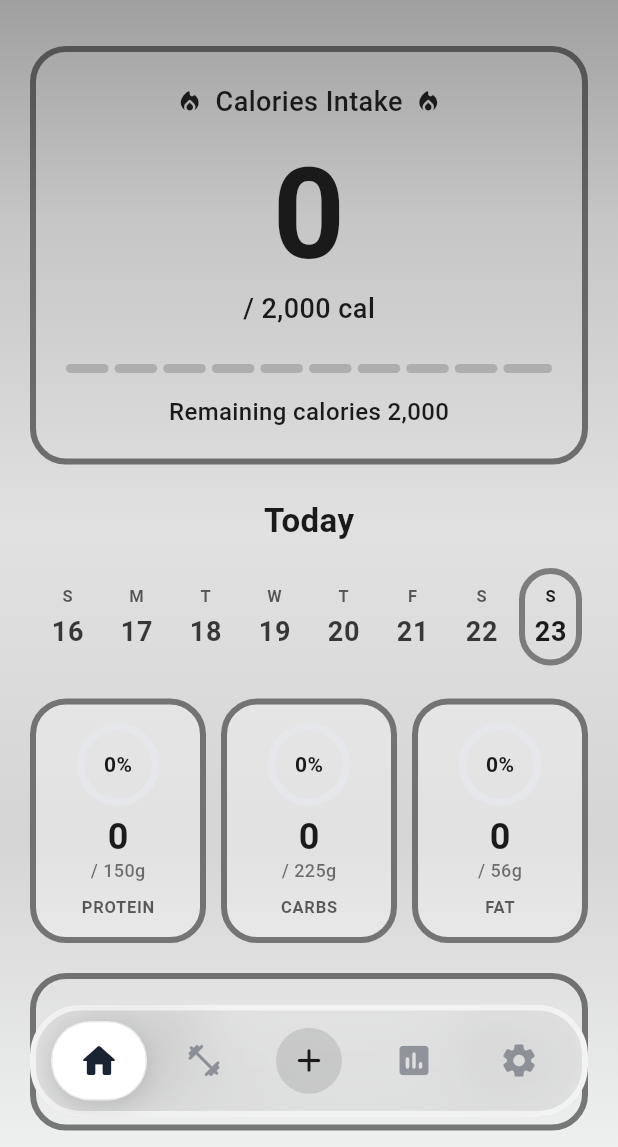
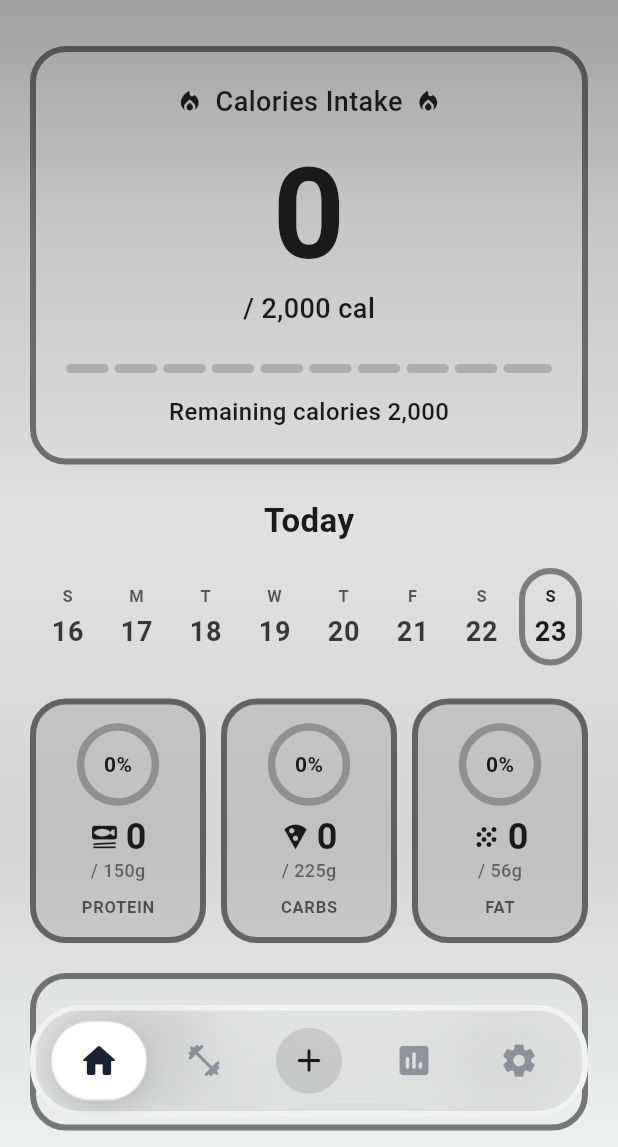
Before and after one commit to siho1117/food_cal, a Flutter app: the screen it shows after launch, on a phone screen of 412 x 824 dp, the part 89-1236 px from its top. Run offline on Flutter 3.47's test engine with Material 3 defaults, Android fonts, the phone set to English and light mode, and no system bars; our stand-ins replace fl_chart, flutter_dotenv, flutter_image_compress, flutter_slidable, image_gallery_saver, image_picker and 4 more; accounts and stored records are empty.

Commit message:
Your commit message here

```diff
--- a/lib/l10n/app_en.arb
+++ b/lib/l10n/app_en.arb
@@ -6,6 +6,11 @@
   "cal": "cal",
   "remainingCalories": "Remaining calories",
   "caloriesOver": "Calories over",
+
+  "@@ COMMENT": "MacronutrientWidget - Currently Active",
+  "protein": "Protein",
+  "carbs": "Carbs",
+  "fat": "Fat",
 
   "@@ COMMENT": "WeekNavigationWidget - NEW",
   "today": "Today",
--- a/lib/l10n/app_zh.arb
+++ b/lib/l10n/app_zh.arb
@@ -6,6 +6,11 @@
   "cal": "cal",
   "remainingCalories": "Remaining calories",
   "caloriesOver": "Calories over",
+
+  "@@ COMMENT": "MacronutrientWidget - Currently Active",
+  "protein": "Protein",
+  "carbs": "Carbs",
+  "fat": "Fat",
 
   "@@ COMMENT": "WeekNavigationWidget - NEW",
   "today": "Today",
--- a/lib/l10n/app_zh_CN.arb
+++ b/lib/l10n/app_zh_CN.arb
@@ -6,6 +6,11 @@
   "cal": "cal",
   "remainingCalories": "Remaining calories",
   "caloriesOver": "Calories over",
+
+  "@@ COMMENT": "MacronutrientWidget - Currently Active",
+  "protein": "Protein",
+  "carbs": "Carbs",
+  "fat": "Fat",
 
   "@@ COMMENT": "WeekNavigationWidget - NEW",
   "today": "Today",
--- a/lib/l10n/app_zh_TW.arb
+++ b/lib/l10n/app_zh_TW.arb
@@ -6,6 +6,11 @@
   "cal": "cal",
   "remainingCalories": "Remaining calories",
   "caloriesOver": "Calories over",
+
+  "@@ COMMENT": "MacronutrientWidget - Currently Active",
+  "protein": "Protein",
+  "carbs": "Carbs",
+  "fat": "Fat",
 
   "@@ COMMENT": "WeekNavigationWidget - NEW",
   "today": "Today",
--- a/lib/widgets/home/macronutrient_widget.dart
+++ b/lib/widgets/home/macronutrient_widget.dart
@@ -2,7 +2,9 @@
 import 'package:flutter/material.dart';
 import 'package:provider/provider.dart';
 import 'dart:math' as math;
+import '../../l10n/generated/app_localizations.dart';
 import '../../config/design_system/widget_theme.dart';
+import '../../config/design_system/accent_colors.dart';
 import '../../providers/home_provider.dart';
 import '../../providers/theme_provider.dart';
 
@@ -74,6 +76,10 @@ class _MacronutrientWidgetState extends State<MacronutrientWidget>
           AppWidgetTheme.cardBorderOpacity,
         );
 
+        final textColor = AppWidgetTheme.getTextColor(
+          themeProvider.selectedGradient,
+        );
+
         return AnimatedBuilder(
           animation: _animation,
           builder: (context, child) => Row(
@@ -81,12 +87,15 @@ class _MacronutrientWidgetState extends State<MacronutrientWidget>
               // Protein Card
               Expanded(
                 child: _buildMacroCard(
-                  name: 'Protein',
+                  context: context,
+                  name: AppLocalizations.of(context)!.protein,
                   current: consumed['protein']!,
                   target: target['protein']!.toDouble(),
                   progress: progress['protein']!,
-                  color: const Color(0xFFEF4444), // Red
+                  color: AccentColors.coral,
                   borderColor: borderColor,
+                  textColor: textColor,
+                  icon: Icons.set_meal,
                 ),
               ),
 
@@ -95,12 +104,15 @@ class _MacronutrientWidgetState extends State<MacronutrientWidget>
               // Carbs Card
               Expanded(
                 child: _buildMacroCard(
-                  name: 'Carbs',
+                  context: context,
+                  name: AppLocalizations.of(context)!.carbs,
                   current: consumed['carbs']!,
                   target: target['carbs']!.toDouble(),
                   progress: progress['carbs']!,
-                  color: const Color(0xFFF97316), // Orange
+                  color: AccentColors.brightGreen,
                   borderColor: borderColor,
+                  textColor: textColor,
+                  icon: Icons.local_pizza,
                 ),
               ),
 
@@ -109,12 +121,15 @@ class _MacronutrientWidgetState extends State<MacronutrientWidget>
               // Fat Card
               Expanded(
                 child: _buildMacroCard(
-                  name: 'Fat',
+                  context: context,
+                  name: AppLocalizations.of(context)!.fat,
                   current: consumed['fat']!,
                   target: target['fat']!.toDouble(),
                   progress: progress['fat']!,
-                  color: const Color(0xFF3B82F6), // Blue
+                  color: AccentColors.goldenYellow,
                   borderColor: borderColor,
+                  textColor: textColor,
+                  icon: Icons.grain_rounded,
                 ),
               ),
             ],
@@ -125,12 +140,15 @@ class _MacronutrientWidgetState extends State<MacronutrientWidget>
   }
 
   Widget _buildMacroCard({
+    required BuildContext context,
     required String name,
     required double current,
     required double target,
     required double progress,
     required Color color,
     required Color borderColor,
+    required Color textColor,
+    IconData? icon,
   }) {
     final animatedProgress = progress * _animation.value;
     final animatedCurrent = current * _animation.value;
@@ -146,14 +164,14 @@ class _MacronutrientWidgetState extends State<MacronutrientWidget>
       opacity: _animation.value,
       child: Container(
         decoration: BoxDecoration(
-          color: Colors.white.withValues(alpha: 0.3), // Transparent background
+          color: Colors.black.withValues(alpha: 0.1), // Subtle depth for readability
           borderRadius: BorderRadius.circular(AppWidgetTheme.cardBorderRadius),
           border: Border.all(
             color: borderColor,
             width: AppWidgetTheme.cardBorderWidth,
           ),
         ),
-        padding: const EdgeInsets.symmetric(horizontal: 10, vertical: 12), // Reduced from 16 to 12
+        padding: const EdgeInsets.symmetric(horizontal: 10, vertical: 12),
         child: Column(
           children: [
             // 1. Circular Progress with Percentage inside
@@ -168,6 +186,7 @@ class _MacronutrientWidgetState extends State<MacronutrientWidget>
                     painter: _CircularProgressPainter(
                       progress: animatedProgress,
                       color: color,
+                      backgroundColor: textColor.withValues(alpha: 0.3),
                     ),
                   ),
 
@@ -175,10 +194,11 @@ class _MacronutrientWidgetState extends State<MacronutrientWidget>
                   Center(
                     child: Text(
                       '$displayPercentage%',
-                      style: const TextStyle(
+                      style: TextStyle(
                         fontSize: 14,
                         fontWeight: FontWeight.w700,
-                        color: Color(0xFF1A1A1A), // Black text
+                        color: textColor,
+                        shadows: AppWidgetTheme.textShadows,
                       ),
                     ),
                   ),
@@ -186,41 +206,57 @@ class _MacronutrientWidgetState extends State<MacronutrientWidget>
               ),
             ),
 
-            const SizedBox(height: 8), // Reduced from 12 to 8
+            const SizedBox(height: 8),
 
-            // 2. Current Value (slightly smaller)
-            Text(
-              animatedCurrent.round().toString(),
-              style: const TextStyle(
-                fontSize: 24, // Reduced from 28 to 24
-                fontWeight: FontWeight.w700,
-                color: Color(0xFF1A1A1A), // Black text
-                height: 1.0,
-              ),
+            // 2. Current Value with Icon
+            Row(
+              mainAxisAlignment: MainAxisAlignment.center,
+              children: [
+                if (icon != null) ...[
+                  Icon(
+                    icon,
+                    size: 20,
+                    color: textColor,
+                  ),
+                  const SizedBox(width: 4),
+                ],
+                Text(
+                  animatedCurrent.round().toString(),
+                  style: TextStyle(
+                    fontSize: 24,
+                    fontWeight: FontWeight.w700,
+                    color: textColor,
+                    height: 1.0,
+                    shadows: AppWidgetTheme.textShadows,
+                  ),
+                ),
+              ],
             ),
 
-            const SizedBox(height: 2), // Reduced from 4 to 2
+            const SizedBox(height: 2),
 
             // 3. Target
             Text(
               '/ ${target.round()}g',
               style: TextStyle(
                 fontSize: 12,
-                color: const Color(0xFF1A1A1A).withValues(alpha: 0.6), // Black with 60% opacity
+                color: textColor.withValues(alpha: 0.6),
                 fontWeight: FontWeight.w500,
+                shadows: AppWidgetTheme.textShadows,
               ),
             ),
 
-            const SizedBox(height: 8), // Reduced from 12 to 8
+            const SizedBox(height: 8),
 
             // 4. Macro Name (Bottom)
             Text(
               name.toUpperCase(),
               style: TextStyle(
                 fontSize: 11,
-                color: const Color(0xFF1A1A1A).withValues(alpha: 0.7), // Black with 70% opacity
+                color: textColor.withValues(alpha: 0.7),
                 fontWeight: FontWeight.w600,
                 letterSpacing: 0.5,
+                shadows: AppWidgetTheme.textShadows,
               ),
             ),
           ],
@@ -237,10 +273,12 @@ class _MacronutrientWidgetState extends State<MacronutrientWidget>
 class _CircularProgressPainter extends CustomPainter {
   final double progress;
   final Color color;
+  final Color backgroundColor;
 
   _CircularProgressPainter({
     required this.progress,
     required this.color,
+    required this.backgroundColor,
   });
 
   @override
@@ -248,9 +286,9 @@ class _CircularProgressPainter extends CustomPainter {
     final center = Offset(size.width / 2, size.height / 2);
     final radius = size.width / 2 - 3;
 
-    // Background circle (light gray)
+    // Background circle (theme-adaptive)
     final bgPaint = Paint()
-      ..color = const Color(0xFFE5E7EB)
+      ..color = backgroundColor
       ..style = PaintingStyle.stroke
       ..strokeWidth = 5
       ..strokeCap = StrokeCap.round;
@@ -277,6 +315,8 @@ class _CircularProgressPainter extends CustomPainter {
 
   @override
   bool shouldRepaint(_CircularProgressPainter oldDelegate) {
-    return oldDelegate.progress != progress || oldDelegate.color != color;
+    return oldDelegate.progress != progress ||
+           oldDelegate.color != color ||
+           oldDelegate.backgroundColor != backgroundColor;
   }
 }
```
Also changed, not shown: lib/l10n/generated/app_localizations.dart, lib/l10n/generated/app_localizations_en.dart, lib/l10n/generated/app_localizations_zh.dart, 1 other file.
